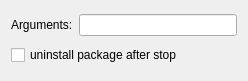
Before: the Qt Designer form src/plugins/winrt/winrtrunconfigurationwidget.ui in qt-creator/qt-creator, drawn with Qt 5.
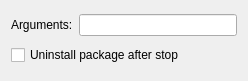
After: the same form once the commit is applied.

Commit message: WinRT: fix capitalization of UI text

Diff of the .ui file:
```diff
--- a/src/plugins/winrt/winrtrunconfigurationwidget.ui
+++ b/src/plugins/winrt/winrtrunconfigurationwidget.ui
@@ -28,7 +28,7 @@
    <item>
     <widget class="QCheckBox" name="uninstallAfterStop">
      <property name="text">
-      <string>uninstall package after stop</string>
+      <string>Uninstall package after stop</string>
      </property>
     </widget>
    </item>
```
